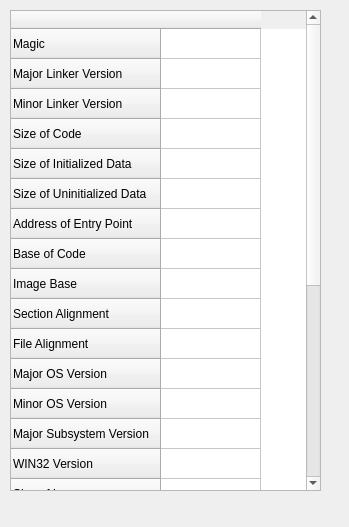
First picture: the form in ui/ohinformation.ui, repository gmbr3/PE-Header-Tool, before the edit.
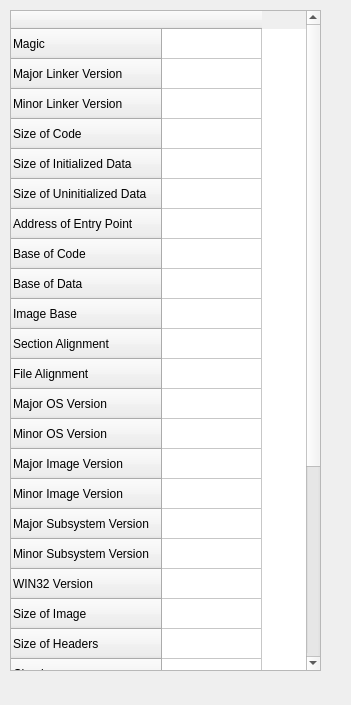
Second picture: the form after the edit.

Patch:
```diff
--- a/ui/ohinformation.ui
+++ b/ui/ohinformation.ui
@@ -6,8 +6,8 @@
    <rect>
     <x>0</x>
     <y>0</y>
-    <width>349</width>
-    <height>527</height>
+    <width>351</width>
+    <height>705</height>
    </rect>
   </property>
   <property name="windowTitle">
@@ -20,7 +20,7 @@
       <x>10</x>
       <y>10</y>
       <width>311</width>
-      <height>481</height>
+      <height>661</height>
      </rect>
     </property>
     <row>
@@ -63,6 +63,11 @@
       <string>Base of Code</string>
      </property>
     </row>
+    <row>
+     <property name="text">
+      <string>Base of Data</string>
+     </property>
+    </row>
     <row>
      <property name="text">
       <string>Image Base</string>
@@ -88,11 +93,26 @@
       <string>Minor OS Version</string>
      </property>
     </row>
+    <row>
+     <property name="text">
+      <string>Major Image Version</string>
+     </property>
+    </row>
+    <row>
+     <property name="text">
+      <string>Minor Image Version</string>
+     </property>
+    </row>
     <row>
      <property name="text">
       <string>Major Subsystem Version</string>
      </property>
     </row>
+    <row>
+     <property name="text">
+      <string>Minor Subsystem Version</string>
+     </property>
+    </row>
     <row>
      <property name="text">
       <string>WIN32 Version</string>
```
